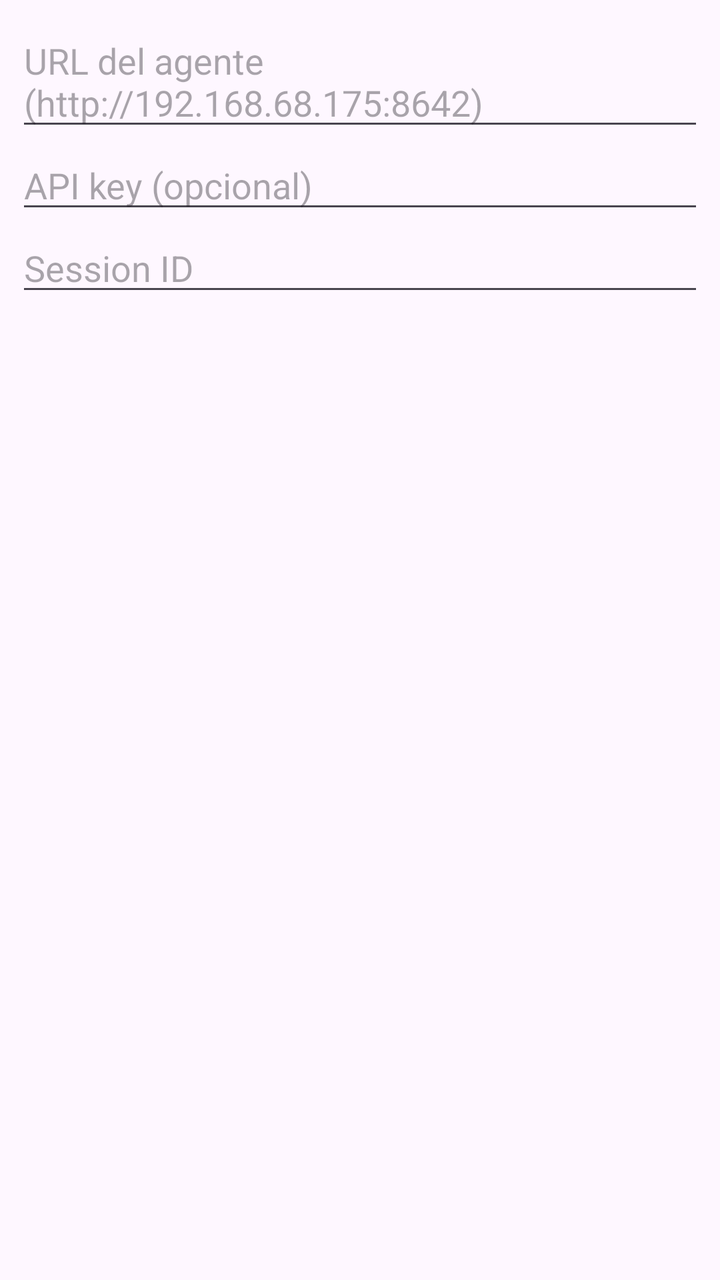
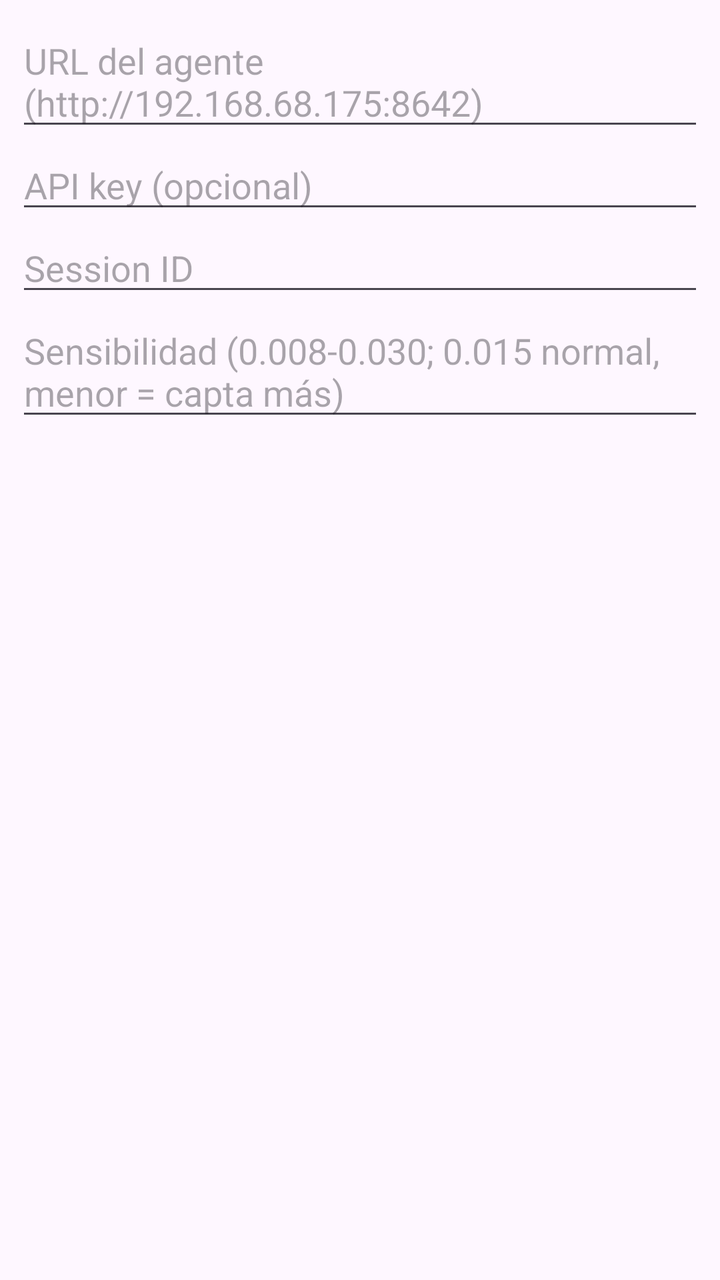

Compare the two renders of this Android layout. The source of the first and the diff that turns it into the second are given below.
<!-- AndroidManifest.xml: application theme Theme.BishopPocket -->
<!-- res/layout/dialog_settings.xml -->
<?xml version="1.0" encoding="utf-8"?>
<LinearLayout xmlns:android="http://schemas.android.com/apk/res/android"
    android:layout_width="match_parent"
    android:layout_height="wrap_content"
    android:orientation="vertical"
    android:padding="8dp">

    <EditText
        android:id="@+id/et_url"
        android:layout_width="match_parent"
        android:layout_height="wrap_content"
        android:hint="URL del agente (http://192.168.68.175:8642)" />

    <EditText
        android:id="@+id/et_key"
        android:layout_width="match_parent"
        android:layout_height="wrap_content"
        android:hint="API key (opcional)" />

    <EditText
        android:id="@+id/et_session"
        android:layout_width="match_parent"
        android:layout_height="wrap_content"
        android:hint="Session ID" />
</LinearLayout>
<!-- resources referenced by this layout -->
<resources>
  <style name="Theme.BishopPocket" parent="Theme.Material3.DayNight.NoActionBar">
          <item name="android:statusBarColor">#0D0D0D</item>
      </style>
</resources>

<!-- the commit's change to res/layout/dialog_settings.xml (unified diff, before → after) -->
@@ -22,4 +22,10 @@
         android:layout_width="match_parent"
         android:layout_height="wrap_content"
         android:hint="Session ID" />
+
+    <EditText
+        android:id="@+id/et_floor"
+        android:layout_width="match_parent"
+        android:layout_height="wrap_content"
+        android:hint="Sensibilidad (0.008-0.030; 0.015 normal, menor = capta más)" />
 </LinearLayout>
